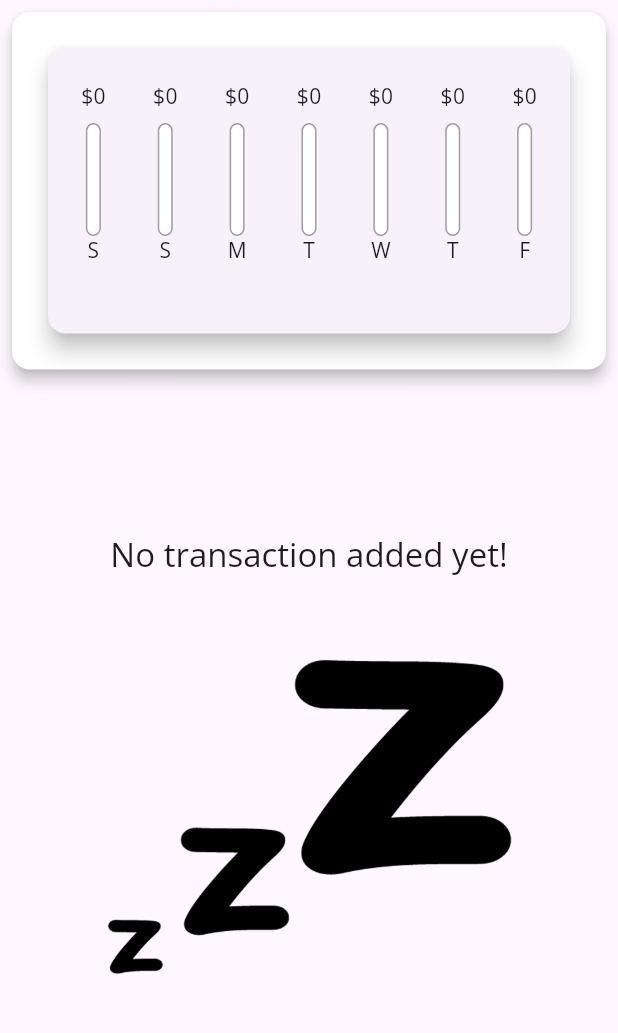
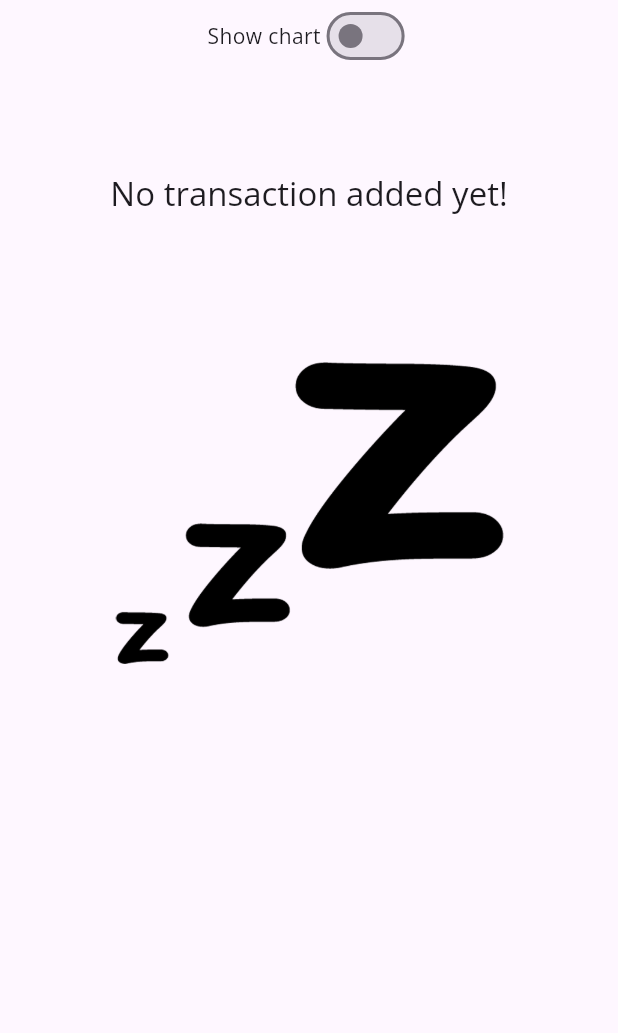
Before and after one commit to GarifullinII/expense_planner, a Flutter app: the screen it shows after launch, on a phone screen of 412 x 824 dp, the part 84-1117 px from its top. Run offline on Flutter 3.47's test engine with Material 3 defaults, Android fonts, the phone set to English and light mode, and no system bars.

Commit message:
add LayoutBuilder for TransactionList

```diff
--- a/lib/main.dart
+++ b/lib/main.dart
@@ -60,6 +60,8 @@ class _MyHomePageState extends State<MyHomePage> {
     //   date: DateTime.now(),
     // ),
   ];
+
+  late bool _showChart = false;
 
   List<Transaction> get _recentTransactions {
     return _transaction.where(
@@ -127,7 +129,21 @@ class _MyHomePageState extends State<MyHomePage> {
         child: Column(
           crossAxisAlignment: CrossAxisAlignment.stretch,
           children: [
-            Padding(
+            Row(
+              mainAxisAlignment: MainAxisAlignment.center,
+              children: [
+                const Text('Show chart'),
+                Switch(
+                  value: _showChart,
+                  onChanged: (val) {
+                    _showChart = val;
+                    setState(() {});
+                  },
+                )
+              ],
+            ),
+            _showChart
+                ? Padding(
                     padding: const EdgeInsets.only(left: 4, top: 4, right: 4),
                     child: Card(
                       color: Theme.of(context).primaryColor,
@@ -137,21 +153,23 @@ class _MyHomePageState extends State<MyHomePage> {
                         child: SizedBox(
                           height: (MediaQuery.of(context).size.height -
                                       appBar.preferredSize.height) *
-                        0.3 - MediaQuery.of(context).padding.top,
+                                  0.7 -
+                              MediaQuery.of(context).padding.top,
                           child: Chart(
                             recentTransactions: _recentTransactions,
                           ),
                         ),
                       ),
                     ),
-            ),
-            SizedBox(
+                  )
+                : SizedBox(
                     height: (MediaQuery.of(context).size.height -
                             appBar.preferredSize.height) *
                         0.7,
                     child: TransactionList(
                         userTransaction: _transaction,
-                    deleteTransaction: _deleteTransaction)),
+                        deleteTransaction: _deleteTransaction),
+                  ),
           ],
         ),
       ),
--- a/lib/widgets/transaction_list.dart
+++ b/lib/widgets/transaction_list.dart
@@ -15,7 +15,8 @@ class TransactionList extends StatelessWidget {
   @override
   Widget build(BuildContext context) {
     return userTransaction.isEmpty
-        ? Column(
+        ? LayoutBuilder(builder: (context, constraints) {
+            return Column(
               mainAxisAlignment: MainAxisAlignment.center,
               children: [
                 Padding(
@@ -27,11 +28,12 @@ class TransactionList extends StatelessWidget {
                 ),
                 Image.asset(
                   'assets/images/sleep.png',
-                height: 300,
-                width: 300,
+                  height: constraints.maxHeight*0.7,
+                  width: constraints.maxWidth*0.7,
                 ),
               ],
-          )
+            );
+          },)
         : ListView.builder(
             itemCount: userTransaction.length,
             itemBuilder: (BuildContext context, int index) {
@@ -66,8 +68,7 @@ class TransactionList extends StatelessWidget {
                     subtitle: Padding(
                       padding: const EdgeInsets.all(4),
                       child: Text(
-                        DateFormat.yMMMMd()
-                            .format(userTransaction[index].date),
+                        DateFormat.yMMMMd().format(userTransaction[index].date),
                         style: Theme.of(context).textTheme.titleSmall,
                       ),
                     ),
@@ -76,7 +77,8 @@ class TransactionList extends StatelessWidget {
                         Icons.delete_sharp,
                         color: Theme.of(context).colorScheme.error,
                       ),
-                      onPressed: () => deleteTransaction(userTransaction[index].id),
+                      onPressed: () =>
+                          deleteTransaction(userTransaction[index].id),
                     ),
                   ),
                 ),
```
Lines whose indentation alone changed are shown as unchanged.
